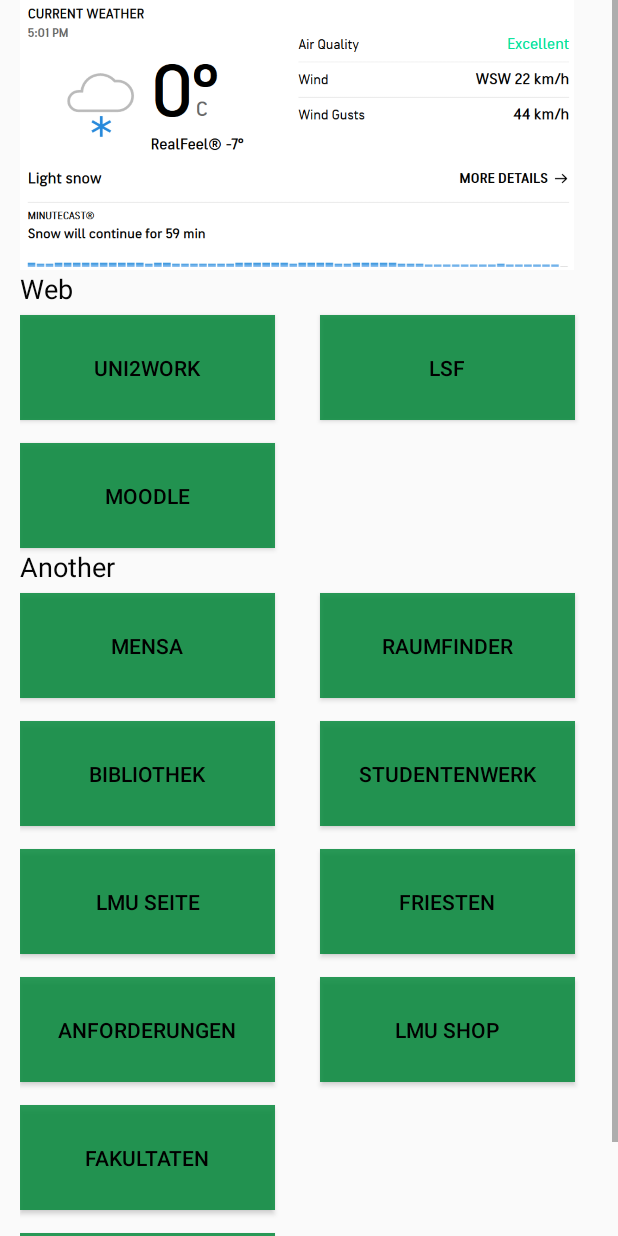
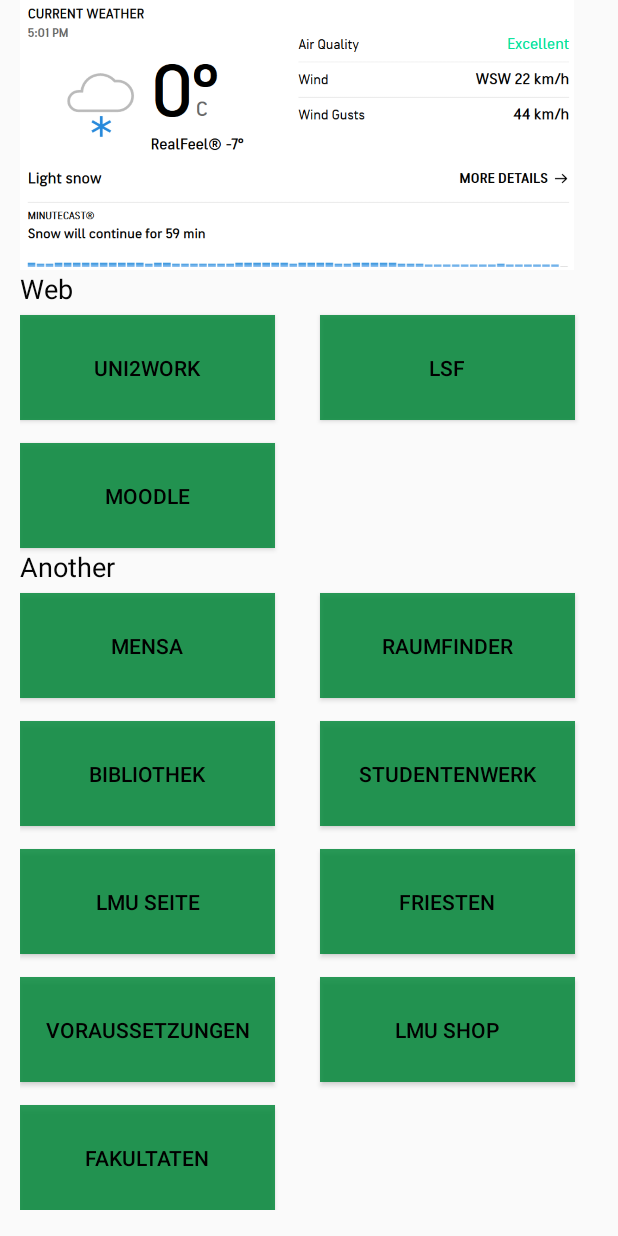
Before and after one commit to abistritchi/lmuapplast, an Android app: the layout fragment_home.xml on its own in the app's theme, with its tools: preview values and no code run, on a phone screen of 412 x 824 dp. Run offline under Robolectric (Android 15) with nearby library versions, the phone set to English and light mode, and no system bars.

Commit message:
home fragment link updaate

```diff
--- a/app/src/main/java/com/codinginflow/LMUapp/BibliothekAlgemain.java
+++ b/app/src/main/java/com/codinginflow/LMUapp/BibliothekAlgemain.java
@@ -58,6 +58,8 @@
                 startActivity(showDetail);
             }
         });
+
+
     }
 
 
--- a/app/src/main/res/layout/fragment_home.xml
+++ b/app/src/main/res/layout/fragment_home.xml
@@ -129,7 +129,7 @@
                 android:layout_marginTop="15dp"
                 android:background="@color/colorButton"
                 android:textColor="@color/colorText"
-                android:text="anforderungen" />
+                android:text="Voraussetzungen" />
 
             <Button
                 android:id="@+id/button_shop"
@@ -150,15 +150,6 @@
                 android:textColor="@color/colorText"
                 android:text="Fakultaten" />
 
-            <Button
-                android:id="@+id/button_HomeMap"
-                android:layout_width="170dp"
-                android:layout_height="70dp"
-                android:layout_marginTop="15dp"
-                android:background="@color/colorButton"
-                android:textColor="@color/colorText"
-                android:text="Map" />
-
 
         </LinearLayout>
     </ScrollView>
```
Also changed, not shown: app/src/main/java/com/codinginflow/LMUapp/HomeFragment.kt (+4 -10 lines).
